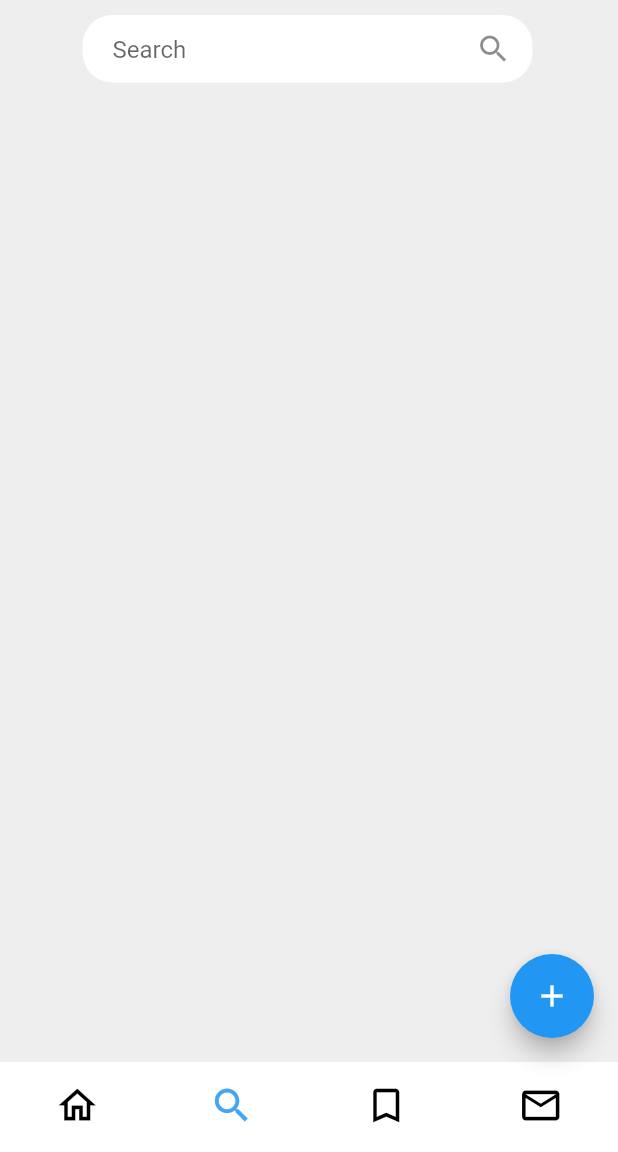
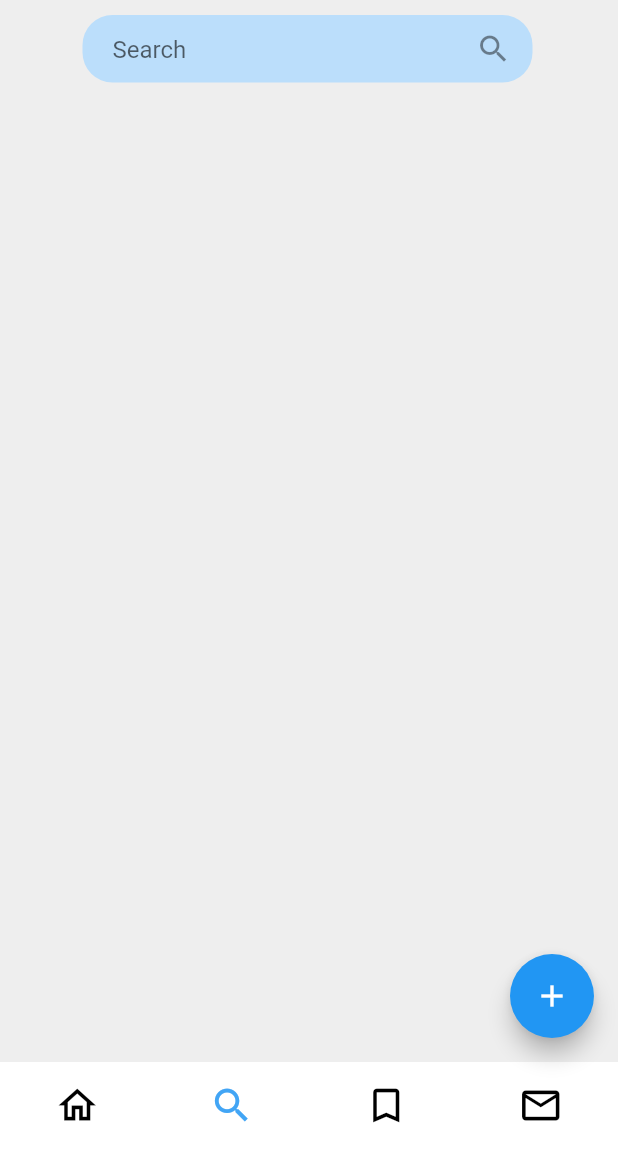
Before and after one commit to blackkiverson/UNI, a Flutter app: the MainPage screen opened directly, item 2 of the bottom bar chosen, on a phone screen of 412 x 824 dp, the part 84-1236 px from its top. Run offline on Flutter 3.47's test engine with Material 2 defaults, Android fonts, the phone set to English and light mode, and no system bars.

Commit message:
search page

```diff
--- a/lib/pages/search_page.dart
+++ b/lib/pages/search_page.dart
@@ -23,7 +23,7 @@ class _SearchPageState extends State<SearchPage> {
             alignment: Alignment.center,
             decoration: BoxDecoration(
               borderRadius: BorderRadius.circular(20),
-              color: Colors.white,
+              color: Colors.blue.shade100
             ),
             child: Padding(
               padding: EdgeInsets.fromLTRB(20, 0, 2, 0),
@@ -38,10 +38,10 @@ class _SearchPageState extends State<SearchPage> {
             ),
           ),
         ),
-        SingleChildScrollView(
-            // child: ListView(),
-            ),
+        SingleChildScrollView(),
       ],
     );
   }
+
+  color(MaterialColor blue) {}
 }
```
